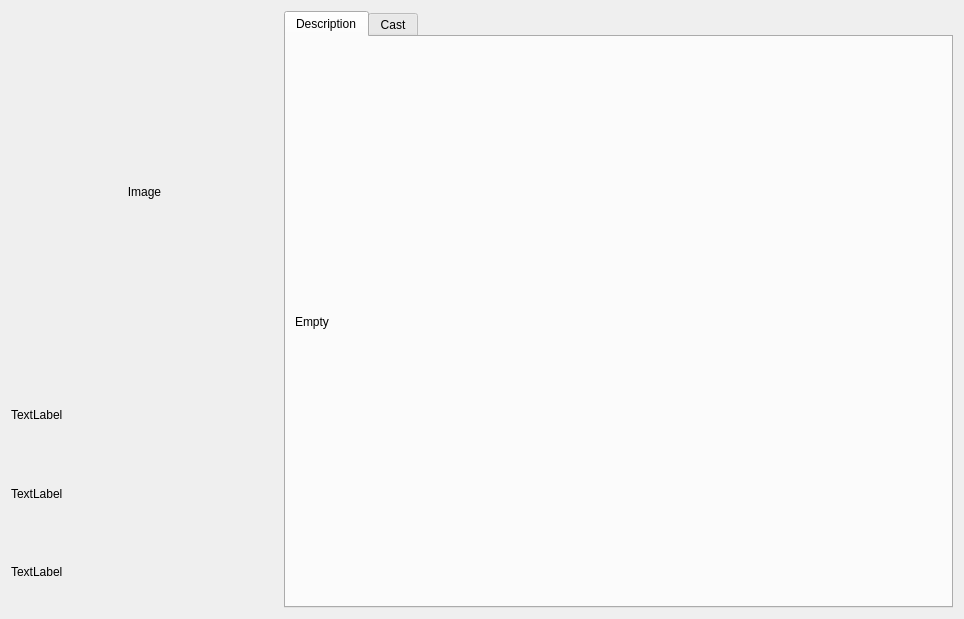
This is src/frontend/view/ui/MovieWindow.ui in irii/imdb_scraper as Qt 5 draws it before an edit. The edited form follows.
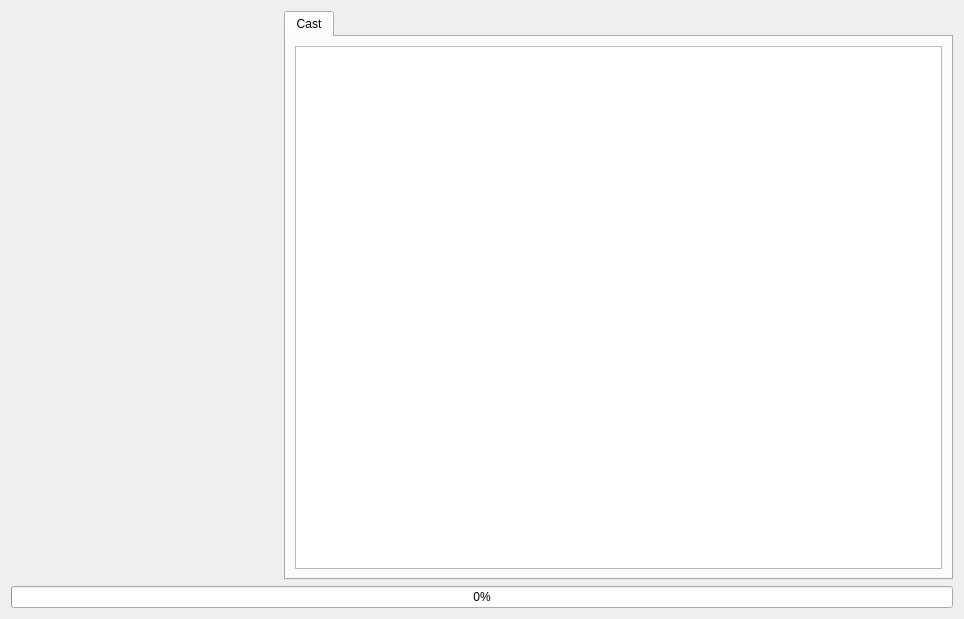
This is the edited form.

Patch:
```diff
--- a/src/frontend/view/ui/MovieWindow.ui
+++ b/src/frontend/view/ui/MovieWindow.ui
@@ -13,15 +13,15 @@
   <property name="windowTitle">
    <string>Movie - </string>
   </property>
-  <layout class="QHBoxLayout" name="horizontalLayout_2">
+  <layout class="QVBoxLayout" name="verticalLayout_3">
    <item>
     <layout class="QHBoxLayout" name="horizontalLayout" stretch="2,5">
      <item>
-      <layout class="QVBoxLayout" name="verticalLayout_5" stretch="5,1,1,1">
+      <layout class="QVBoxLayout" name="verticalLayout_5" stretch="5,3">
        <item>
         <widget class="QLabel" name="label_image">
          <property name="text">
-          <string>Image</string>
+          <string/>
          </property>
          <property name="alignment">
           <set>Qt::AlignCenter</set>
@@ -29,23 +29,15 @@
         </widget>
        </item>
        <item>
-        <widget class="QLabel" name="label_name">
-         <property name="text">
-          <string>TextLabel</string>
+        <widget class="QLabel" name="label_info">
+         <property name="sizePolicy">
+          <sizepolicy hsizetype="Preferred" vsizetype="MinimumExpanding">
+           <horstretch>0</horstretch>
+           <verstretch>0</verstretch>
+          </sizepolicy>
          </property>
-        </widget>
-       </item>
-       <item>
-        <widget class="QLabel" name="label_release_year">
          <property name="text">
-          <string>TextLabel</string>
-         </property>
-        </widget>
-       </item>
-       <item>
-        <widget class="QLabel" name="label_rating">
-         <property name="text">
-          <string>TextLabel</string>
+          <string/>
          </property>
         </widget>
        </item>
@@ -56,24 +48,6 @@
        <property name="currentIndex">
         <number>0</number>
        </property>
-       <widget class="QWidget" name="tab">
-        <attribute name="title">
-         <string>Description</string>
-        </attribute>
-        <layout class="QVBoxLayout" name="verticalLayout_7">
-         <item>
-          <layout class="QVBoxLayout" name="verticalLayout_6">
-           <item>
-            <widget class="QLabel" name="label_description">
-             <property name="text">
-              <string>Empty</string>
-             </property>
-            </widget>
-           </item>
-          </layout>
-         </item>
-        </layout>
-       </widget>
        <widget class="QWidget" name="tab_cast">
         <attribute name="title">
          <string>Cast</string>
@@ -92,6 +66,13 @@
      </item>
     </layout>
    </item>
+   <item>
+    <widget class="QProgressBar" name="progressBar_scraping">
+     <property name="value">
+      <number>0</number>
+     </property>
+    </widget>
+   </item>
   </layout>
  </widget>
  <resources/>
```
Left out of the diff: 2 changed lines with no effect on the pictures.
